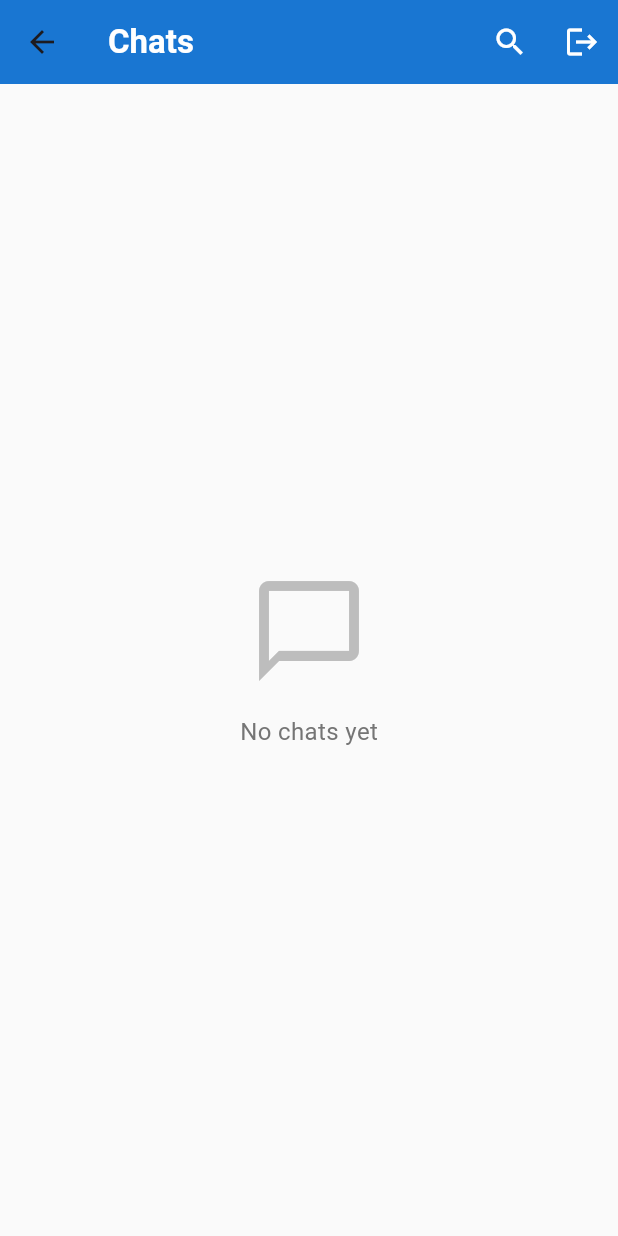
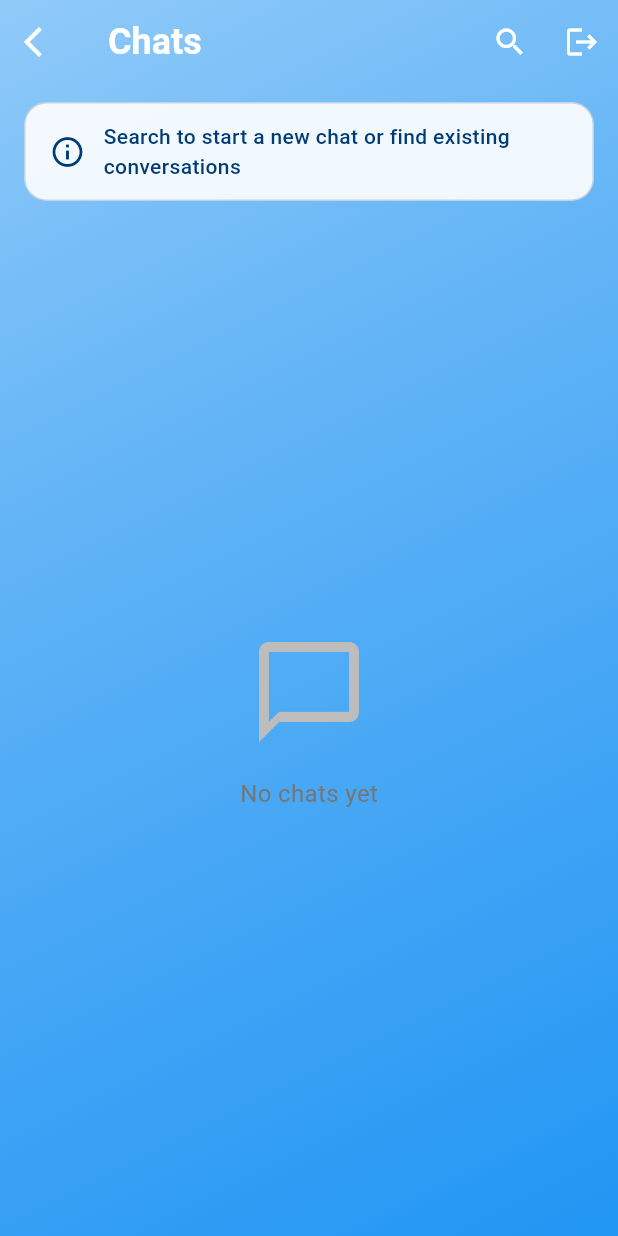
Before and after one commit to Chamodpw2000/study-mate, a Flutter app: the HomePage screen opened directly, on a phone screen of 412 x 824 dp. Run offline on Flutter 3.47's test engine with Material 3 defaults, Android fonts, the phone set to English and light mode, and no system bars; our stand-ins replace awesome_dialog, cloud_firestore, file_picker, firebase_auth, firebase_core, flutter_dotenv and 3 more; accounts and stored records are empty.

Commit message:
completed the application

```diff
--- a/lib/pages/HomePage.dart
+++ b/lib/pages/HomePage.dart
@@ -14,25 +14,55 @@ class _HomePageState extends State<HomePage> {
   final FirebaseAuth _auth = FirebaseAuth.instance;
   final TextEditingController _searchController = TextEditingController();
   bool _isSearching = false;
-  final Color primaryColor = const Color(0xFF1976D2);
+  final Color primaryColor = const Color.fromARGB(255, 1, 59, 117);
 
   void signOut() {
-    // get auth service to sign user out
+    FirebaseAuth.instance.signOut();
   }
 
-  @override
-  Widget build(BuildContext context) {
-    return Scaffold(
-      backgroundColor: Colors.grey[50],
-      appBar: AppBar(
+  Widget _buildSearchNotice() {
+    return Container(
+      padding: const EdgeInsets.symmetric(horizontal: 16, vertical: 12),
+      margin: const EdgeInsets.symmetric(horizontal: 8, vertical: 8),
+      decoration: BoxDecoration(
+        color: Colors.white.withOpacity(0.9),
+        borderRadius: BorderRadius.circular(15),
+        border: Border.all(color: primaryColor.withOpacity(0.2)),
+      ),
+      child: Row(
+        children: [
+          Icon(Icons.info_outline, color: primaryColor, size: 24),
+          const SizedBox(width: 12),
+          Expanded(
+            child: Text(
+              'Search to start a new chat or find existing conversations',
+              style: TextStyle(
+                color: primaryColor,
+                fontSize: 14,
+                fontWeight: FontWeight.w500,
+              ),
+            ),
+          ),
+        ],
+      ),
+    );
+  }
+
+  AppBar _buildAppBar() {
+    return AppBar(
       elevation: 0,
-        backgroundColor: primaryColor,
-        title: Text(
+      backgroundColor: Colors.transparent,
+      title: const Text(
         'Chats',
         style: TextStyle(
+          fontSize: 24,
+          fontWeight: FontWeight.bold,
           color: Colors.white,
-            fontWeight: FontWeight.bold,
         ),
+      ),
+      leading: IconButton(
+        icon: const Icon(Icons.arrow_back_ios, color: Colors.white),
+        onPressed: () => Navigator.pop(context),
       ),
       actions: [
         IconButton(
@@ -50,18 +80,47 @@ class _HomePageState extends State<HomePage> {
           },
         ),
         IconButton(
+          icon: const Icon(Icons.logout, color: Colors.white),
           onPressed: signOut,
-            icon: const Icon(Icons.logout, color: Colors.white),
-          )
+        ),
+      ],
+    );
+  }
+
+  @override
+  Widget build(BuildContext context) {
+    return Container(
+      decoration: const BoxDecoration(
+        gradient: LinearGradient(
+          begin: Alignment.topLeft,
+          end: Alignment.bottomRight,
+          colors: [
+            Color(0xFF90CAF9),
+            Color(0xFF64B5F6),
+            Color(0xFF42A5F5),
+            Color(0xFF2196F3),
           ],
         ),
-      body: Column(
+      ),
+      child: Scaffold(
+        backgroundColor: Colors.transparent,
+        appBar: _buildAppBar(),
+        body: Container(
+          margin: const EdgeInsets.symmetric(horizontal: 8, vertical: 4),
+          child: Column(
             children: [
+              if (!_isSearching) _buildSearchNotice(),
               if (_isSearching) _buildSearchBar(),
               Expanded(
-            child: _isSearching ? _buildSearchResults() : _buildChatList(),
+                child: ClipRRect(
+                  borderRadius: BorderRadius.circular(20),
+                  child:
+                      _isSearching ? _buildSearchResults() : _buildChatList(),
+                ),
               ),
             ],
+          ),
+        ),
       ),
     );
   }
@@ -70,7 +129,8 @@ class _HomePageState extends State<HomePage> {
     return Container(
       padding: const EdgeInsets.all(16),
       decoration: BoxDecoration(
-        color: Colors.white,
+        color: Colors.white.withOpacity(0.9),
+        borderRadius: BorderRadius.circular(20),
         boxShadow: [
           BoxShadow(
             color: Colors.black.withOpacity(0.05),
@@ -91,7 +151,8 @@ class _HomePageState extends State<HomePage> {
             borderRadius: BorderRadius.circular(30),
             borderSide: BorderSide.none,
           ),
-          contentPadding: const EdgeInsets.symmetric(horizontal: 20, vertical: 16),
+          contentPadding:
+              const EdgeInsets.symmetric(horizontal: 20, vertical: 16),
         ),
         onChanged: (value) {
           setState(() {});
@@ -105,7 +166,7 @@ class _HomePageState extends State<HomePage> {
       stream: FirebaseFirestore.instance.collection('users').snapshots(),
       builder: (context, snapshot) {
         if (snapshot.hasError) {
-          return Center(child: Text("Error loading users"));
+          return const Center(child: Text("Error loading users"));
         }
         if (snapshot.connectionState == ConnectionState.waiting) {
           return const Center(child: CircularProgressIndicator());
@@ -135,7 +196,7 @@ class _HomePageState extends State<HomePage> {
           .snapshots(),
       builder: (context, snapshot) {
         if (snapshot.hasError) {
-          return Center(child: Text("Error loading chats"));
+          return const Center(child: Text("Error loading chats"));
         }
         if (snapshot.connectionState == ConnectionState.waiting) {
           return const Center(child: CircularProgressIndicator());
@@ -147,8 +208,7 @@ class _HomePageState extends State<HomePage> {
               mainAxisAlignment: MainAxisAlignment.center,
               children: [
                 Icon(Icons.chat_bubble_outline,
-                     size: 80,
-                     color: Colors.grey[400]),
+                    size: 80, color: Colors.grey[400]),
                 const SizedBox(height: 16),
                 Text(
                   'No chats yet',
@@ -193,9 +253,14 @@ class _HomePageState extends State<HomePage> {
 
         return Card(
           elevation: 0,
+          color: Colors.white.withOpacity(0.9),
           margin: const EdgeInsets.symmetric(horizontal: 8, vertical: 4),
+          shape: RoundedRectangleBorder(
+            borderRadius: BorderRadius.circular(15),
+          ),
           child: ListTile(
-            contentPadding: const EdgeInsets.symmetric(horizontal: 16, vertical: 8),
+            contentPadding:
+                const EdgeInsets.symmetric(horizontal: 16, vertical: 8),
             leading: CircleAvatar(
               backgroundColor: primaryColor,
               child: Text(
@@ -258,9 +323,14 @@ class _HomePageState extends State<HomePage> {
     if (_auth.currentUser!.email != data['email']) {
       return Card(
         elevation: 0,
+        color: Colors.white.withOpacity(0.9),
         margin: const EdgeInsets.symmetric(horizontal: 8, vertical: 4),
+        shape: RoundedRectangleBorder(
+          borderRadius: BorderRadius.circular(15),
+        ),
         child: ListTile(
-          contentPadding: const EdgeInsets.symmetric(horizontal: 16, vertical: 8),
+          contentPadding:
+              const EdgeInsets.symmetric(horizontal: 16, vertical: 8),
           leading: CircleAvatar(
             backgroundColor: primaryColor,
             child: Text(
--- a/lib/pages/Signup.dart
+++ b/lib/pages/Signup.dart
@@ -22,7 +22,11 @@ class Signup extends StatelessWidget {
       accessToken: googleAuth.accessToken,
     );
 
+
+
     return await FirebaseAuth.instance.signInWithCredential(credential);
+
+
   }
 
   @override
--- a/lib/screen/MyNotes.dart
+++ b/lib/screen/MyNotes.dart
@@ -318,9 +318,7 @@ class _MyNotesState extends State<MyNotes> {
       desc: 'Are you sure you want to delete this note?',
       btnCancelOnPress: () {},
       btnOkOnPress: () {
-        print('===================================================');
         print(note['publicId']);
-        print('===================================================');
 
         deleteFromCloudinary(note['publicId']);
 
```
Also changed, not shown: lib/pages/SignupWithEmail.dart (+24 -3 lines), lib/screen/FriendRequests.dart (+25 -16 lines). Lines whose indentation alone changed are shown as unchanged.
